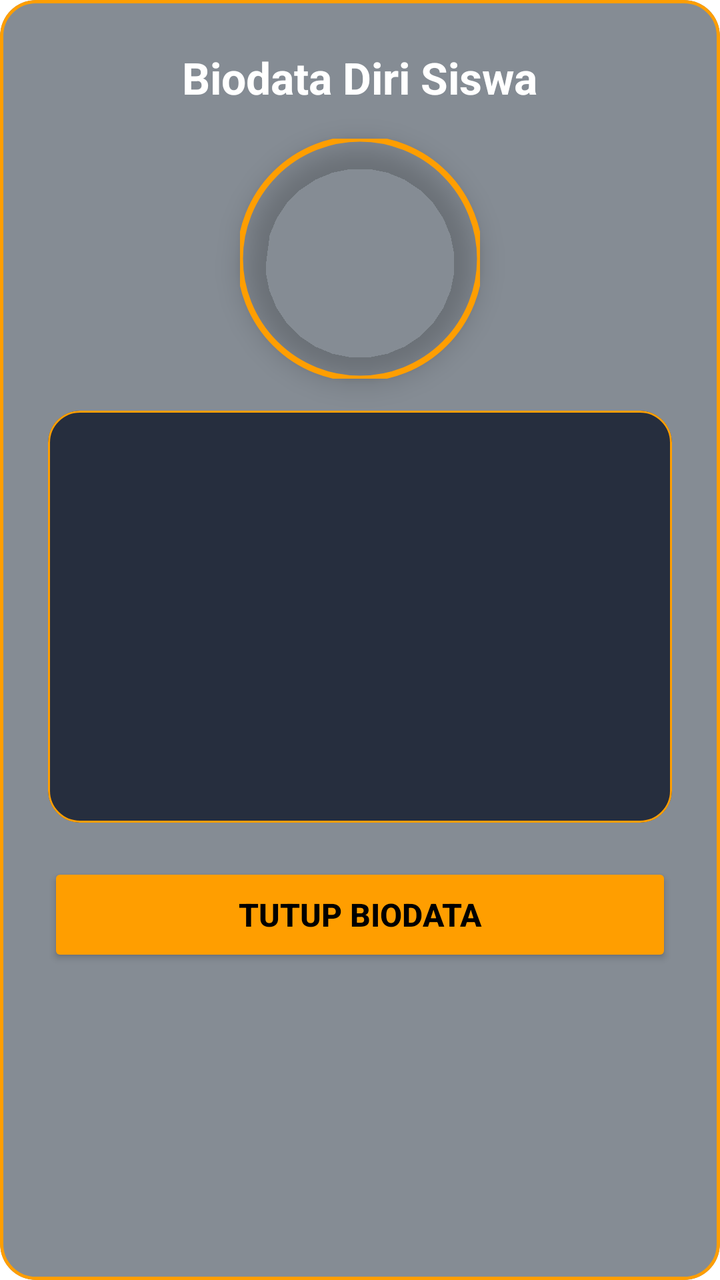
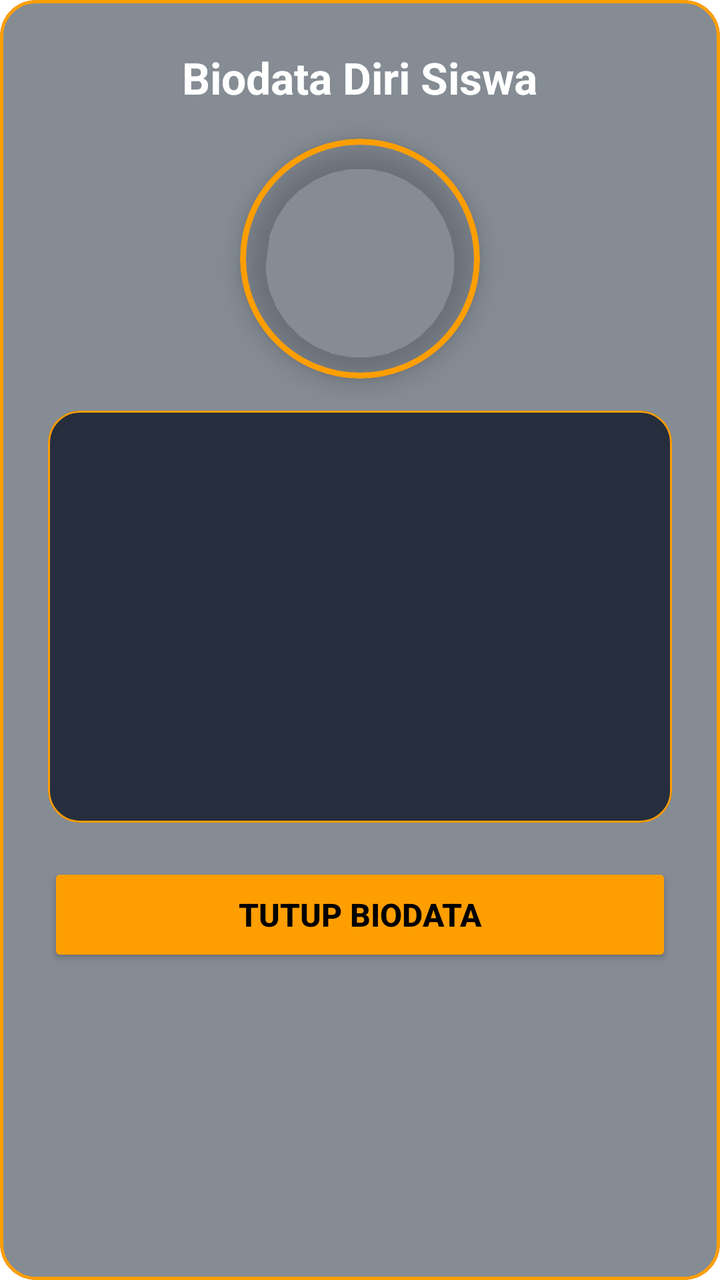

Compare the two renders of this Android layout. The source of the first and the diff that turns it into the second are given below.
<!-- AndroidManifest.xml: application theme Theme.PortalSiswa -->
<!-- res/layout/dialog_detail.xml -->
<?xml version="1.0" encoding="utf-8"?>

<com.google.android.material.card.MaterialCardView xmlns:android="http://schemas.android.com/apk/res/android"
    xmlns:app="http://schemas.android.com/apk/res-auto"
    style="@style/GlassCardStyle"
    android:layout_width="match_parent"
    android:layout_height="wrap_content"
    android:layout_margin="16dp">

    <LinearLayout
        android:layout_width="match_parent"
        android:layout_height="wrap_content"
        android:orientation="vertical"
        android:padding="24dp">

        <TextView
            android:layout_width="wrap_content"
            android:layout_height="wrap_content"
            android:layout_gravity="center"
            android:text="Biodata Diri Siswa"
            android:textColor="@color/text_white"
            android:textSize="22sp"
            android:textStyle="bold" />

        
        <com.google.android.material.imageview.ShapeableImageView
            android:id="@+id/imgDetailFoto"
            android:layout_width="120dp"
            android:layout_height="120dp"
            android:layout_gravity="center"
            android:layout_marginVertical="16dp"
            android:elevation="8dp"
            android:scaleType="centerCrop"
            android:src="@drawable/foto_anggota1"
            app:shapeAppearanceOverlay="@style/ShapeAppearance.Material3.Corner.Full"
            app:strokeColor="@color/gold_primary"
            app:strokeWidth="3dp" />

        <com.google.android.material.card.MaterialCardView
            android:layout_width="match_parent"
            android:layout_height="wrap_content"
            android:layout_marginBottom="20dp"
            app:cardBackgroundColor="#CC0F172A"
            app:cardCornerRadius="16dp"
            app:cardElevation="0dp"
            app:strokeColor="@color/gold_primary"
            app:strokeWidth="1dp">

            <LinearLayout
                android:layout_width="match_parent"
                android:layout_height="wrap_content"
                android:orientation="vertical"
                android:padding="18dp">

                <TextView
                    android:id="@+id/tvNis"
                    android:layout_width="wrap_content"
                    android:layout_height="wrap_content"
                    android:textColor="@color/gold_primary"
                    android:textSize="16sp"
                    android:textStyle="bold" />

                <TextView
                    android:id="@+id/tvNama"
                    android:layout_width="wrap_content"
                    android:layout_height="wrap_content"
                    android:layout_marginTop="8dp"
                    android:textColor="@color/text_white"
                    android:textSize="16sp" />

                <TextView
                    android:id="@+id/tvTtl"
                    android:layout_width="wrap_content"
                    android:layout_height="wrap_content"
                    android:layout_marginTop="8dp"
                    android:textColor="@color/text_white"
                    android:textSize="16sp" />

                <TextView
                    android:id="@+id/tvAlamat"
                    android:layout_width="wrap_content"
                    android:layout_height="wrap_content"
                    android:layout_marginTop="8dp"
                    android:textColor="@color/text_white"
                    android:textSize="16sp" />

                <TextView
                    android:id="@+id/tvHobi"
                    android:layout_width="wrap_content"
                    android:layout_height="wrap_content"
                    android:layout_marginTop="8dp"
                    android:textColor="@color/text_white"
                    android:textSize="16sp" />

                <TextView
                    android:id="@+id/tvCitaCita"
                    android:layout_width="wrap_content"
                    android:layout_height="wrap_content"
                    android:layout_marginTop="8dp"
                    android:textColor="@color/text_white"
                    android:textSize="16sp" />
            </LinearLayout>
        </com.google.android.material.card.MaterialCardView>

        <Button
            android:id="@+id/btnTutup"
            android:layout_width="match_parent"
            android:layout_height="52dp"
            android:backgroundTint="@color/gold_primary"
            android:text="@string/btn_tutup"
            android:textColor="#000000"
            android:textSize="16sp"
            android:textStyle="bold"
            app:cornerRadius="12dp" />
    </LinearLayout>
</com.google.android.material.card.MaterialCardView>
<!-- resources referenced by this layout -->
<resources>
  <color name="gold_primary">#FF9E00</color>
  <color name="text_white">#FFFFFF</color>
  <string name="btn_tutup">TUTUP BIODATA</string>
  <style name="GlassCardStyle">
          <item name="cardBackgroundColor">@color/glass_card_bg</item>
          <item name="cardCornerRadius">18dp</item>
          <item name="cardElevation">0dp</item>
          <item name="strokeColor">@color/gold_primary</item>
          <item name="strokeWidth">1.5dp</item>
      </style>
  <style name="Theme.PortalSiswa" parent="Theme.MaterialComponents.DayNight.NoActionBar">
          
          <item name="android:statusBarColor">@color/bg_dark</item>
          <item name="android:navigationBarColor">@color/bg_dark</item>
          <item name="colorPrimary">@color/gold_primary</item>
      </style>
  <color name="glass_card_bg">#800D1B2A</color>
  <color name="bg_dark">#05070B</color>
</resources>

<!-- the commit's change to res/layout/dialog_detail.xml (unified diff, before → after) -->
@@ -23,18 +23,24 @@
             android:textStyle="bold" />
 
         
-        <com.google.android.material.imageview.ShapeableImageView
-            android:id="@+id/imgDetailFoto"
+        <com.google.android.material.card.MaterialCardView
             android:layout_width="120dp"
             android:layout_height="120dp"
             android:layout_gravity="center"
             android:layout_marginVertical="16dp"
-            android:elevation="8dp"
-            android:scaleType="centerCrop"
-            android:src="@drawable/foto_anggota1"
-            app:shapeAppearanceOverlay="@style/ShapeAppearance.Material3.Corner.Full"
+            app:cardBackgroundColor="@android:color/transparent"
+            app:cardCornerRadius="100dp"
+            app:cardElevation="8dp"
             app:strokeColor="@color/gold_primary"
-            app:strokeWidth="3dp" />
+            app:strokeWidth="3dp">
+
+            <ImageView
+                android:id="@+id/imgDetailFoto"
+                android:layout_width="match_parent"
+                android:layout_height="match_parent"
+                android:scaleType="centerCrop"
+                android:src="@drawable/foto_anggota1" />
+        </com.google.android.material.card.MaterialCardView>
 
         <com.google.android.material.card.MaterialCardView
             android:layout_width="match_parent"
